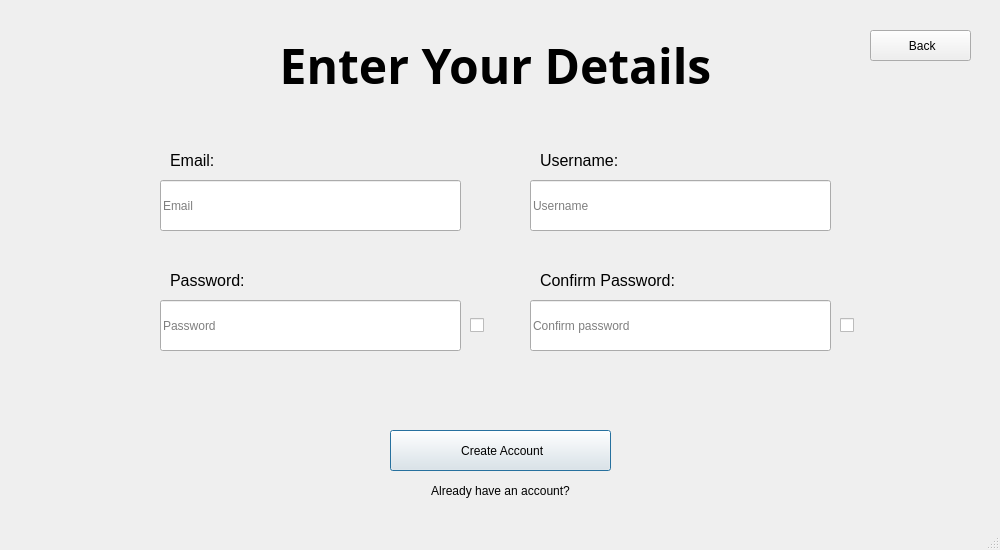
Above: Main/client/gui/ui/signup.ui from SuperName3102/Final-Project before the change. Below: the same form after it.
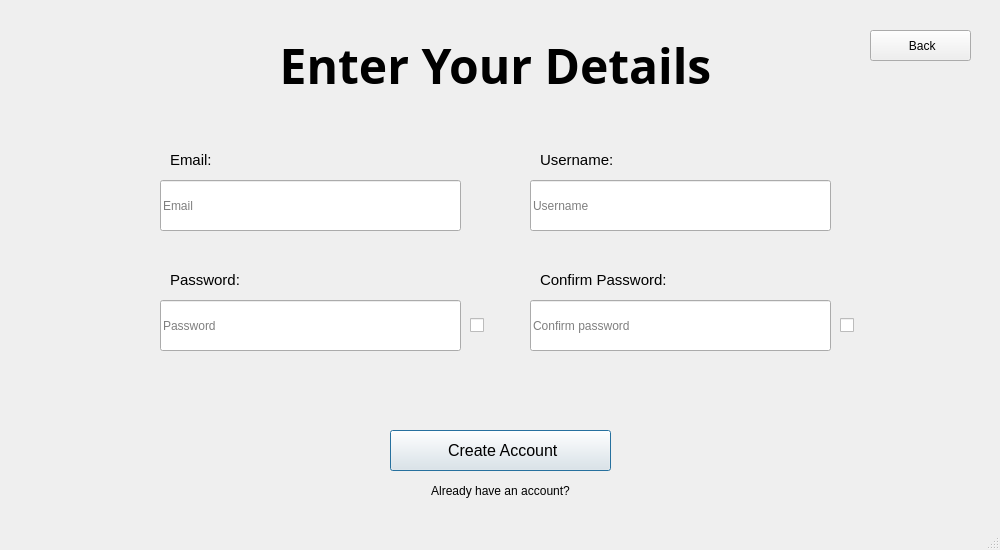
That is the form after the change.

```diff
--- a/Main/client/gui/ui/signup.ui
+++ b/Main/client/gui/ui/signup.ui
@@ -71,6 +71,11 @@
       <height>41</height>
      </rect>
     </property>
+    <property name="font">
+     <font>
+      <pointsize>12</pointsize>
+     </font>
+    </property>
     <property name="styleSheet">
      <string notr="true"/>
     </property>
@@ -96,8 +101,13 @@
       <height>21</height>
      </rect>
     </property>
+    <property name="font">
+     <font>
+      <pointsize>11</pointsize>
+     </font>
+    </property>
     <property name="text">
-     <string>&lt;html&gt;&lt;head/&gt;&lt;body&gt;&lt;p&gt;&lt;span style=&quot; font-size:12pt;&quot;&gt;Password:&lt;/span&gt;&lt;/p&gt;&lt;/body&gt;&lt;/html&gt;</string>
+     <string>&lt;html&gt;&lt;head/&gt;&lt;body&gt;&lt;p&gt;&lt;span&gt;Password:&lt;/span&gt;&lt;/p&gt;&lt;/body&gt;&lt;/html&gt;</string>
     </property>
     <property name="alignment">
      <set>Qt::AlignmentFlag::AlignLeading|Qt::AlignmentFlag::AlignLeft|Qt::AlignmentFlag::AlignVCenter</set>
@@ -112,8 +122,13 @@
       <height>21</height>
      </rect>
     </property>
+    <property name="font">
+     <font>
+      <pointsize>11</pointsize>
+     </font>
+    </property>
     <property name="text">
-     <string>&lt;html&gt;&lt;head/&gt;&lt;body&gt;&lt;p&gt;&lt;span style=&quot; font-size:12pt;&quot;&gt;Email:&lt;/span&gt;&lt;/p&gt;&lt;/body&gt;&lt;/html&gt;</string>
+     <string>&lt;html&gt;&lt;head/&gt;&lt;body&gt;&lt;p&gt;&lt;span&gt;Email:&lt;/span&gt;&lt;/p&gt;&lt;/body&gt;&lt;/html&gt;</string>
     </property>
     <property name="alignment">
      <set>Qt::AlignmentFlag::AlignLeading|Qt::AlignmentFlag::AlignLeft|Qt::AlignmentFlag::AlignVCenter</set>
@@ -150,8 +165,13 @@
       <height>21</height>
      </rect>
     </property>
+    <property name="font">
+     <font>
+      <pointsize>11</pointsize>
+     </font>
+    </property>
     <property name="text">
-     <string>&lt;html&gt;&lt;head/&gt;&lt;body&gt;&lt;p&gt;&lt;span style=&quot; font-size:12pt;&quot;&gt;Username:&lt;/span&gt;&lt;/p&gt;&lt;/body&gt;&lt;/html&gt;</string>
+     <string>&lt;html&gt;&lt;head/&gt;&lt;body&gt;&lt;p&gt;&lt;span&gt;Username:&lt;/span&gt;&lt;/p&gt;&lt;/body&gt;&lt;/html&gt;</string>
     </property>
     <property name="alignment">
      <set>Qt::AlignmentFlag::AlignLeading|Qt::AlignmentFlag::AlignLeft|Qt::AlignmentFlag::AlignVCenter</set>
@@ -166,8 +186,13 @@
       <height>21</height>
      </rect>
     </property>
+    <property name="font">
+     <font>
+      <pointsize>11</pointsize>
+     </font>
+    </property>
     <property name="text">
-     <string>&lt;html&gt;&lt;head/&gt;&lt;body&gt;&lt;p&gt;&lt;span style=&quot; font-size:12pt;&quot;&gt;Confirm Password:&lt;/span&gt;&lt;/p&gt;&lt;/body&gt;&lt;/html&gt;</string>
+     <string>&lt;html&gt;&lt;head/&gt;&lt;body&gt;&lt;p&gt;&lt;span&gt;Confirm Password:&lt;/span&gt;&lt;/p&gt;&lt;/body&gt;&lt;/html&gt;</string>
     </property>
     <property name="alignment">
      <set>Qt::AlignmentFlag::AlignLeading|Qt::AlignmentFlag::AlignLeft|Qt::AlignmentFlag::AlignVCenter</set>
```
Left out of the diff: 5 changed lines with no effect on the pictures.
